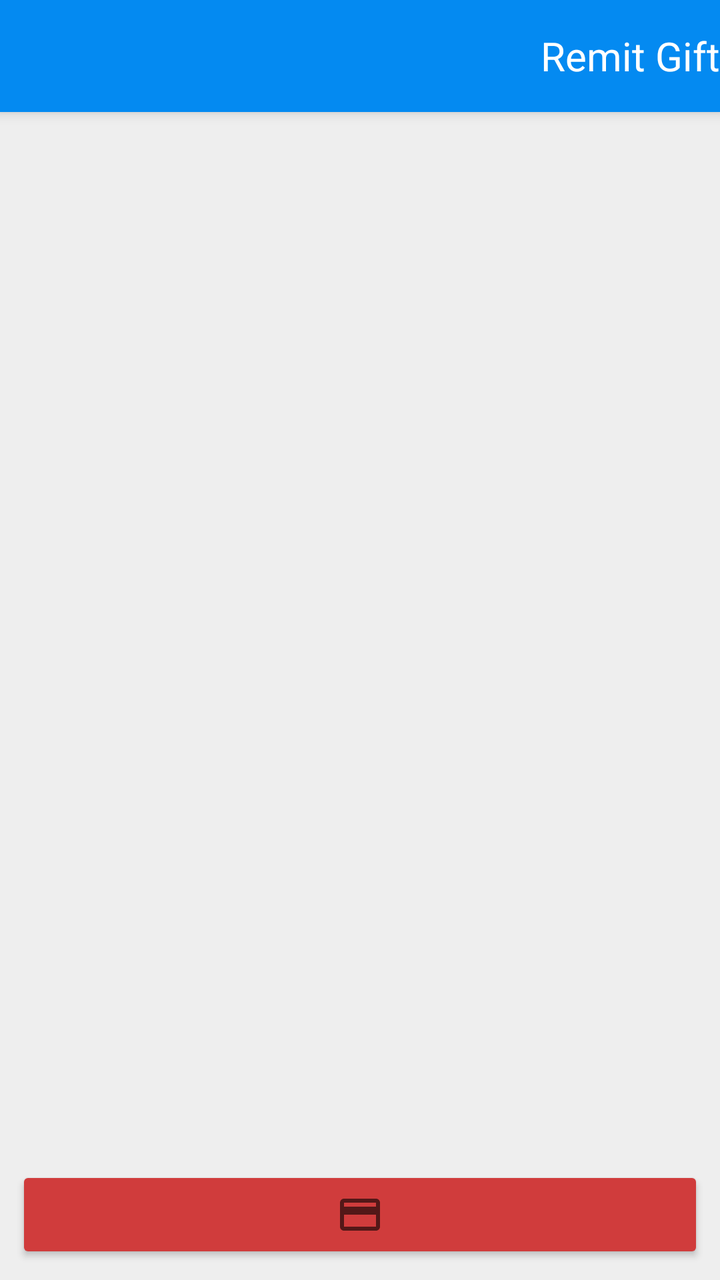
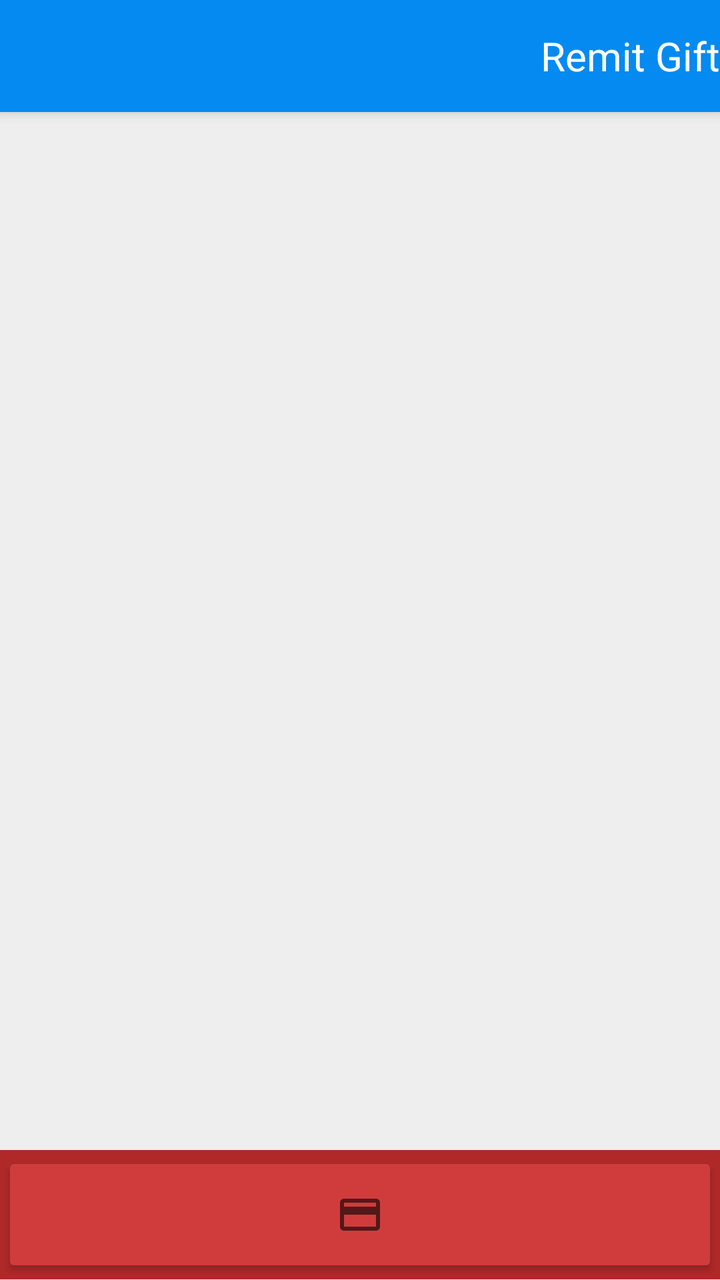

The first picture is an Android layout as it rendered before a commit; the second is the same layout after the commit. The layout source and the unified diff follow.
<!-- AndroidManifest.xml: activity theme AppTheme.NoActionBar -->
<!-- res/layout/activity_remit.xml -->
<?xml version="1.0" encoding="utf-8"?>
<androidx.coordinatorlayout.widget.CoordinatorLayout
    xmlns:android="http://schemas.android.com/apk/res/android"
    xmlns:app="http://schemas.android.com/apk/res-auto"
    xmlns:tools="http://schemas.android.com/tools"
    android:layout_width="match_parent"
    android:layout_height="match_parent"
    android:fitsSystemWindows="true"
    android:background="@color/colorChalk"
    tools:context=".view.RemitActivity">

    <com.google.android.material.appbar.AppBarLayout
        android:id="@+id/remit_appbar"
        android:layout_width="match_parent"
        android:layout_height="wrap_content"
        android:theme="@style/AppTheme.AppBarOverlay">

        <androidx.appcompat.widget.Toolbar
            android:id="@+id/remit_toolbar"
            android:layout_width="match_parent"
            android:layout_height="?attr/actionBarSize"
            app:popupTheme="@style/AppTheme.PopupOverlay">

            <TextView
                android:layout_width="match_parent"
                android:layout_height="match_parent"
                android:gravity="end|center_vertical"
                android:textSize="@dimen/text_size_paragraph_title"
                android:textColor="#fff"
                android:text="@string/title_activity_remit"
                style="@style/AppTheme.AppBarOverlay"/>

        </androidx.appcompat.widget.Toolbar>

    </com.google.android.material.appbar.AppBarLayout>

    <FrameLayout
        android:layout_width="match_parent"
        android:layout_height="match_parent"
        app:layout_behavior="@string/appbar_scrolling_view_behavior">

        <ProgressBar
            android:id="@+id/remit_progress_bar"
            android:layout_width="match_parent"
            android:layout_height="16dp"
            android:indeterminate="true"
            android:indeterminateTintMode="src_atop"
            android:indeterminateTint="@color/colorCheer"
            android:visibility="gone"
            android:layout_gravity="center"
            style="?android:attr/progressBarStyleHorizontal" />

        <LinearLayout
            android:layout_width="match_parent"
            android:layout_height="match_parent"
            android:orientation="vertical">

            <androidx.recyclerview.widget.RecyclerView
                android:id="@+id/remit_list"
                android:layout_width="match_parent"
                android:layout_height="0dp"
                android:layout_weight=".8"
                app:layoutManager="androidx.recyclerview.widget.LinearLayoutManager"
                tools:listitem="@layout/item_index" />

            <FrameLayout
                android:id="@+id/remit_action_wrapper"
                android:layout_width="match_parent"
                android:layout_height="0dp"
                android:layout_weight=".1"
                android:padding="8dp"
                android:backgroundTint="@color/colorAttentionDark">

                <ImageButton
                    android:id="@+id/remit_action_bar"
                    android:layout_width="match_parent"
                    android:layout_height="match_parent"
                    android:layout_gravity="start|center_vertical"
                    android:backgroundTint="@color/colorAttention"
                    android:gravity="center"
                    android:src="@drawable/baseline_credit_card_24"
                    style="@style/Widget.AppCompat.Button"/>

            </FrameLayout>

        </LinearLayout>

    </FrameLayout>

</androidx.coordinatorlayout.widget.CoordinatorLayout>
<!-- res/layout/item_index.xml (included above) -->
<?xml version="1.0" encoding="utf-8"?>
<androidx.constraintlayout.widget.ConstraintLayout
    xmlns:android="http://schemas.android.com/apk/res/android"
    xmlns:app="http://schemas.android.com/apk/res-auto"
    android:id="@+id/spawn_item_view"
    android:layout_width="match_parent"
    android:layout_height="125dp"
    android:layout_margin="2dp"
    android:background="#fff">

        <TextView
            android:id="@+id/spawn_item_primary"
            android:layout_width="0dp"
            android:layout_height="55dp"
            android:layout_margin="4dp"
            android:ellipsize="end"
            android:scrollHorizontally="true"
            android:textAppearance="?attr/textAppearanceListItem"
            android:textSize="@dimen/text_size_paragraph_title"
            app:layout_constraintEnd_toEndOf="parent"
            app:layout_constraintHorizontal_bias="0.473"
            app:layout_constraintStart_toStartOf="parent"
            app:layout_constraintTop_toTopOf="parent" />

        <LinearLayout
            android:id="@+id/spawn_item_details"
            android:layout_width="0dp"
            android:layout_height="64dp"
            android:orientation="vertical"
            android:layout_margin="4dp"
            app:layout_constraintHorizontal_bias="1.0"
            app:layout_constraintEnd_toStartOf="@+id/relativeLayout"
            app:layout_constraintStart_toStartOf="parent"
            app:layout_constraintTop_toBottomOf="@+id/spawn_item_primary"
            app:layout_constraintBottom_toBottomOf="parent">

            <TextView
                android:id="@+id/spawn_item_secondary"
                android:layout_width="match_parent"
                android:layout_height="32dp"
                android:textAppearance="?attr/textAppearanceListItem" />

            <TextView
                android:id="@+id/spawn_item_tertiary"
                android:layout_width="match_parent"
                android:layout_height="32dp"
                android:textAppearance="?attr/textAppearanceListItem"/>

        </LinearLayout>

        <RelativeLayout
            android:id="@+id/relativeLayout"
            android:layout_width="77dp"
            android:layout_height="62dp"
            android:layout_margin="4dp"
            app:layout_constraintBottom_toBottomOf="parent"
            app:layout_constraintEnd_toEndOf="parent"
            app:layout_constraintHorizontal_bias="1.0"
            app:layout_constraintStart_toEndOf="@+id/spawn_item_details">

            <ImageView
                android:id="@+id/spawn_item_logo"
                android:layout_width="wrap_content"
                android:layout_height="300dp"
                android:adjustViewBounds="true"
                android:contentDescription="@string/description_charity_logo" />

        </RelativeLayout>

</androidx.constraintlayout.widget.ConstraintLayout>
<!-- resources referenced by this layout -->
<resources>
  <color name="colorAttention">#D03C3C</color>
  <color name="colorAttentionDark">#AF2929</color>
  <color name="colorChalk">#EEE</color>
  <color name="colorCheer">#F7BA28</color>
  <dimen name="text_size_paragraph_title">20sp</dimen>
  <!-- drawable baseline_credit_card_24 (drawable) -->
  <vector xmlns:android="http://schemas.android.com/apk/res/android"
          android:width="24dp"
          android:height="24dp"
          android:viewportWidth="24.0"
          android:viewportHeight="24.0"
          android:tint="?attr/colorControlNormal">
      <path
          android:fillColor="@android:color/white"
          android:pathData="M20,4L4,4c-1.11,0 -1.99,0.89 -1.99,2L2,18c0,1.11 0.89,2 2,2h16c1.11,0 2,-0.89 2,-2L22,6c0,-1.11 -0.89,-2 -2,-2zM20,18L4,18v-6h16v6zM20,8L4,8L4,6h16v2z"/>
  </vector>
  <string name="description_charity_logo">This is the logo that corresponds to the listed charity</string>
  <string name="title_activity_remit">Remit Gift</string>
  <style name="AppTheme.AppBarOverlay" parent="ThemeOverlay.AppCompat.Dark.ActionBar" />
  <style name="AppTheme.PopupOverlay" parent="@android:style/Widget.PopupMenu">
          <item name="android:background">@color/colorPrimary</item>
      </style>
  <style name="AppTheme.NoActionBar">
          <item name="windowActionBar">false</item>
          <item name="windowNoTitle">true</item>
      </style>
  <color name="colorPrimary">#048AF1</color>
</resources>

<!-- the commit's change to res/layout/activity_remit.xml (unified diff, before → after) -->
@@ -68,8 +68,8 @@
                 android:layout_width="match_parent"
                 android:layout_height="0dp"
                 android:layout_weight=".1"
-                android:padding="8dp"
-                android:backgroundTint="@color/colorAttentionDark">
+                android:padding="1dp"
+                android:background="@color/colorAttentionDark">
 
                 <ImageButton
                     android:id="@+id/remit_action_bar"
